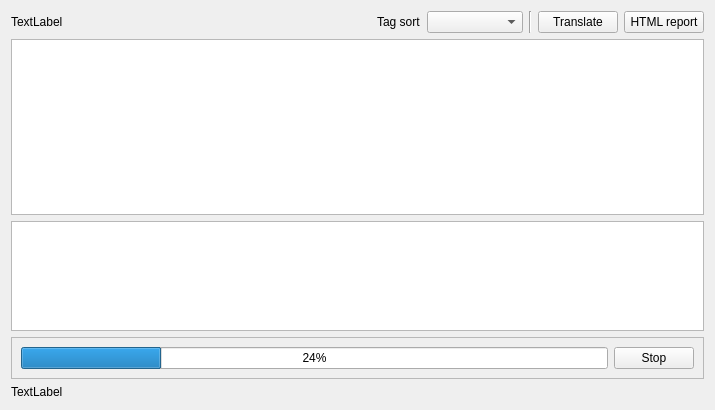
kernel1024/jpreader, file utils/pixivindextab.ui: the form before one commit.
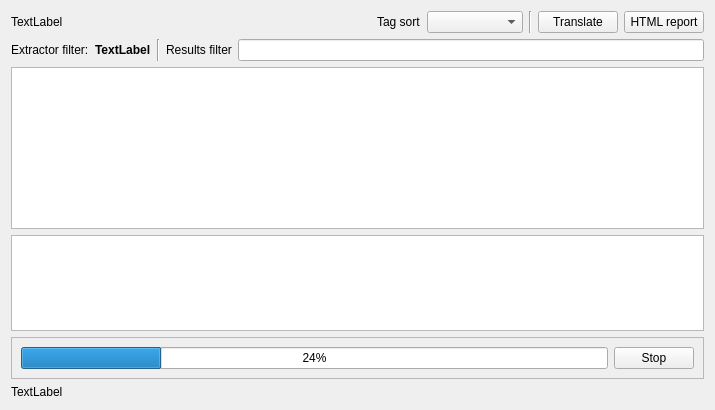
The form after the commit.

Commit message: Pixiv index extractor filters for loading and postprocessing.

Diff of the .ui file:
```diff
--- a/utils/pixivindextab.ui
+++ b/utils/pixivindextab.ui
@@ -76,6 +76,64 @@
      </item>
     </layout>
    </item>
+   <item>
+    <widget class="QWidget" name="widget" native="true">
+     <layout class="QHBoxLayout" name="horizontalLayout_3">
+      <property name="leftMargin">
+       <number>0</number>
+      </property>
+      <property name="topMargin">
+       <number>0</number>
+      </property>
+      <property name="rightMargin">
+       <number>0</number>
+      </property>
+      <property name="bottomMargin">
+       <number>0</number>
+      </property>
+      <item>
+       <widget class="QLabel" name="label_3">
+        <property name="text">
+         <string>Extractor filter:</string>
+        </property>
+       </widget>
+      </item>
+      <item>
+       <widget class="QLabel" name="labelExtractorFilter">
+        <property name="font">
+         <font>
+          <weight>75</weight>
+          <bold>true</bold>
+         </font>
+        </property>
+        <property name="text">
+         <string>TextLabel</string>
+        </property>
+       </widget>
+      </item>
+      <item>
+       <widget class="Line" name="line_2">
+        <property name="orientation">
+         <enum>Qt::Vertical</enum>
+        </property>
+       </widget>
+      </item>
+      <item>
+       <widget class="QLabel" name="label_2">
+        <property name="text">
+         <string>Results filter</string>
+        </property>
+        <property name="buddy">
+         <cstring>editFilter</cstring>
+        </property>
+       </widget>
+      </item>
+      <item>
+       <widget class="QLineEdit" name="editFilter"/>
+      </item>
+     </layout>
+    </widget>
+   </item>
    <item>
     <widget class="QTableView" name="table">
      <property name="alternatingRowColors">
```
Left out of the diff: 1 changed line with no effect on the pictures. The commit also changes 8 other files.
